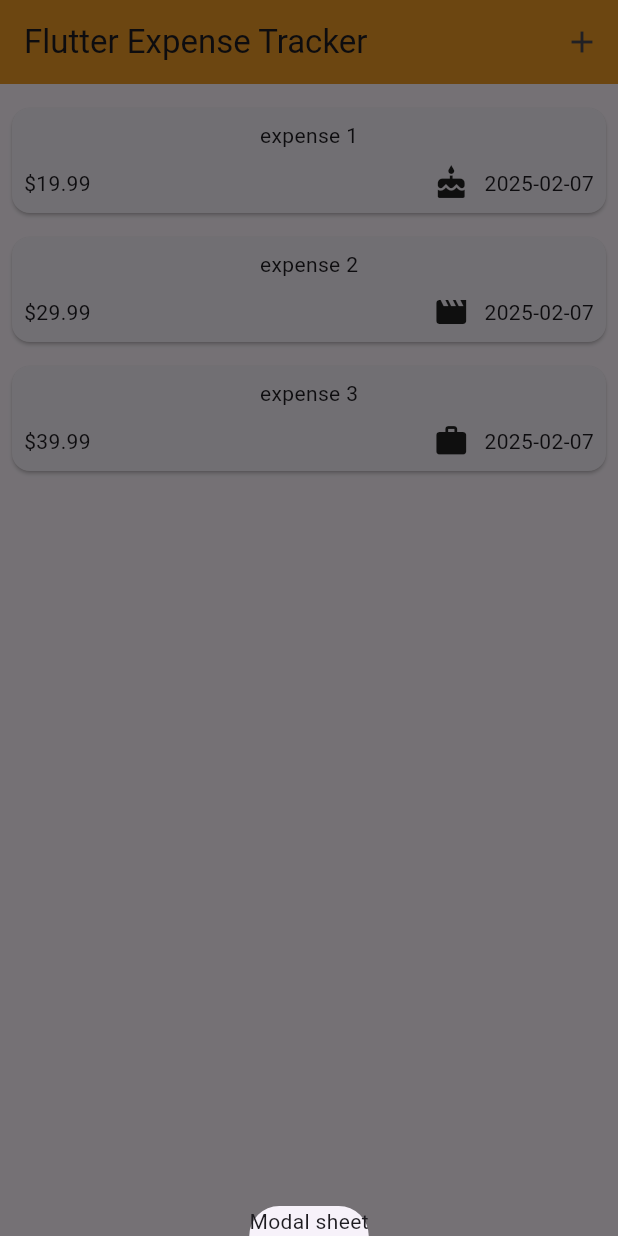
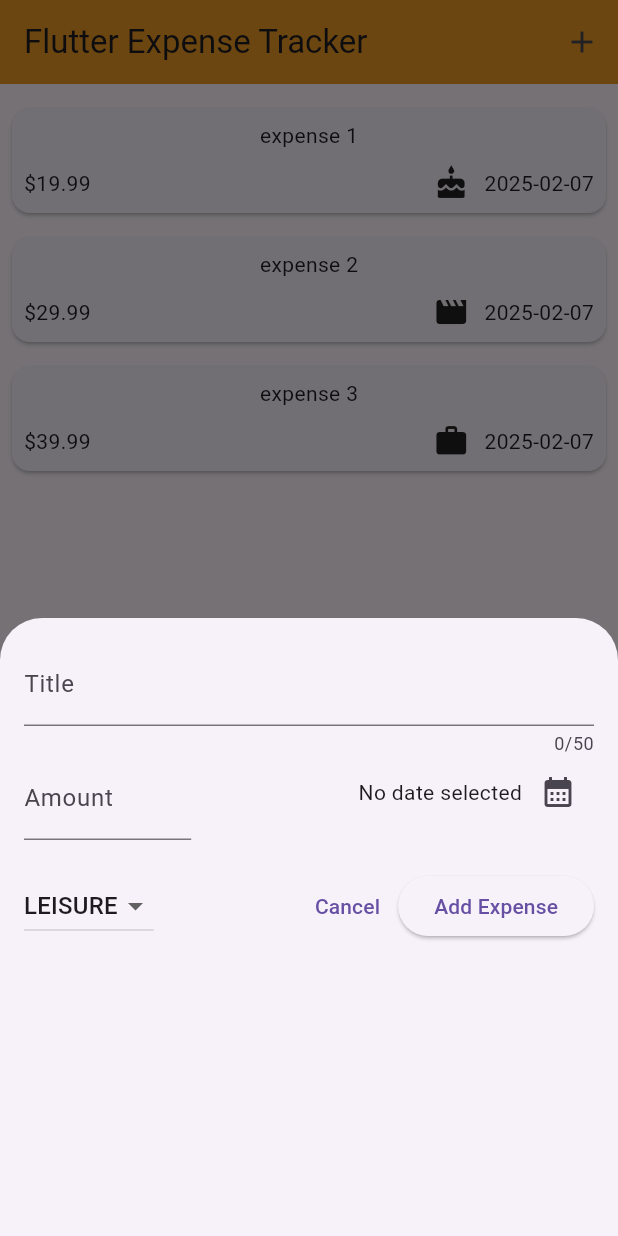
Before and after one commit to khanht99/learn_flutter, a Flutter app: the screen it shows after launch, after a tap on the "add" icon, on a phone screen of 412 x 824 dp. Run offline on Flutter 3.47's test engine with Material 3 defaults, Android fonts, the phone set to English and light mode, and no system bars.

Commit message:
completed 117

```diff
--- a/section_5/lib/expenses.dart
+++ b/section_5/lib/expenses.dart
@@ -1,6 +1,7 @@
 import 'package:flutter/material.dart';
 import 'package:section_5/model/expense.dart';
 import 'package:section_5/widget/expense_list.dart';
+import 'package:section_5/widget/new_expense.dart';
 
 class Expenses extends StatefulWidget {
   const Expenses({super.key});
@@ -38,7 +39,7 @@ class _ExpenseState extends State<Expenses> {
         context: context,
         isScrollControlled: true,
         builder: (ctx) {
-          return const Text("Modal sheet");
+          return const NewExpense();
         });
   }
 
--- /dev/null
+++ b/section_5/lib/widget/new_expense.dart
@@ -0,0 +1,126 @@
+import 'package:flutter/material.dart';
+import 'package:section_5/model/expense.dart';
+
+class NewExpense extends StatefulWidget {
+  const NewExpense({super.key});
+
+  @override
+  State<StatefulWidget> createState() {
+    return _NewExpenseState();
+  }
+}
+
+class _NewExpenseState extends State<NewExpense> {
+  var titleController = TextEditingController();
+  var amountController = TextEditingController();
+  DateTime? selectedDate;
+  Category selectedCategory = Category.leisure;
+
+  @override
+  void dispose() {
+    titleController.dispose();
+    amountController.dispose();
+    super.dispose();
+  }
+
+  void _handleSelectDate() {
+    final now = DateTime.now();
+    showDatePicker(
+            context: context,
+            initialDate: selectedDate,
+            firstDate: DateTime(now.year - 1, now.month, now.day),
+            lastDate: now)
+        .then((onValue) {
+      if (onValue != null) {
+        setState(() {
+          selectedDate = onValue;
+        });
+      }
+    });
+  }
+
+  @override
+  Widget build(BuildContext context) {
+    return SizedBox(
+      height: MediaQuery.of(context).size.height * 0.5,
+      child: Padding(
+        padding: const EdgeInsets.all(16.0),
+        child: Column(
+          children: [
+            TextField(
+              controller: titleController,
+              decoration: InputDecoration(labelText: "Title"),
+              maxLength: 50,
+            ),
+            Row(
+              mainAxisAlignment: MainAxisAlignment.spaceBetween,
+              crossAxisAlignment: CrossAxisAlignment.start,
+              children: [
+                Expanded(
+                  child: TextField(
+                    controller: amountController,
+                    decoration:
+                        InputDecoration(labelText: "Amount", prefixText: '\$ '),
+                    keyboardType: TextInputType.phone,
+                  ),
+                ),
+                Spacer(),
+                Row(
+                  children: [
+                    Text(
+                      selectedDate == null
+                          ? 'No date selected'
+                          : formatter.format(selectedDate!),
+                    ),
+                    IconButton(
+                      onPressed: _handleSelectDate,
+                      icon: Icon(Icons.calendar_month),
+                    ),
+                  ],
+                ),
+              ],
+            ),
+            SizedBox(
+              height: 20,
+            ),
+            Row(
+              children: [
+                DropdownButton(
+                  value: selectedCategory,
+                  items: [
+                    ...Category.values.map((item) {
+                      return DropdownMenuItem(
+                        value: item,
+                        child: Text(
+                          item.name.toUpperCase(),
+                        ),
+                      );
+                    })
+                  ],
+                  onChanged: (value) {
+                    setState(() {
+                      selectedCategory = value!;
+                    });
+                  },
+                ),
+                Spacer(),
+                TextButton(
+                  onPressed: () {
+                    Navigator.pop(context);
+                  },
+                  child: Text('Cancel'),
+                ),
+                ElevatedButton(
+                  onPressed: () {
+                    print(titleController.text);
+                  },
+                  child: Text("Add Expense"),
+                ),
+              ],
+            ),
+          ],
+        ),
+      ),
+    );
+  }
+}
```
